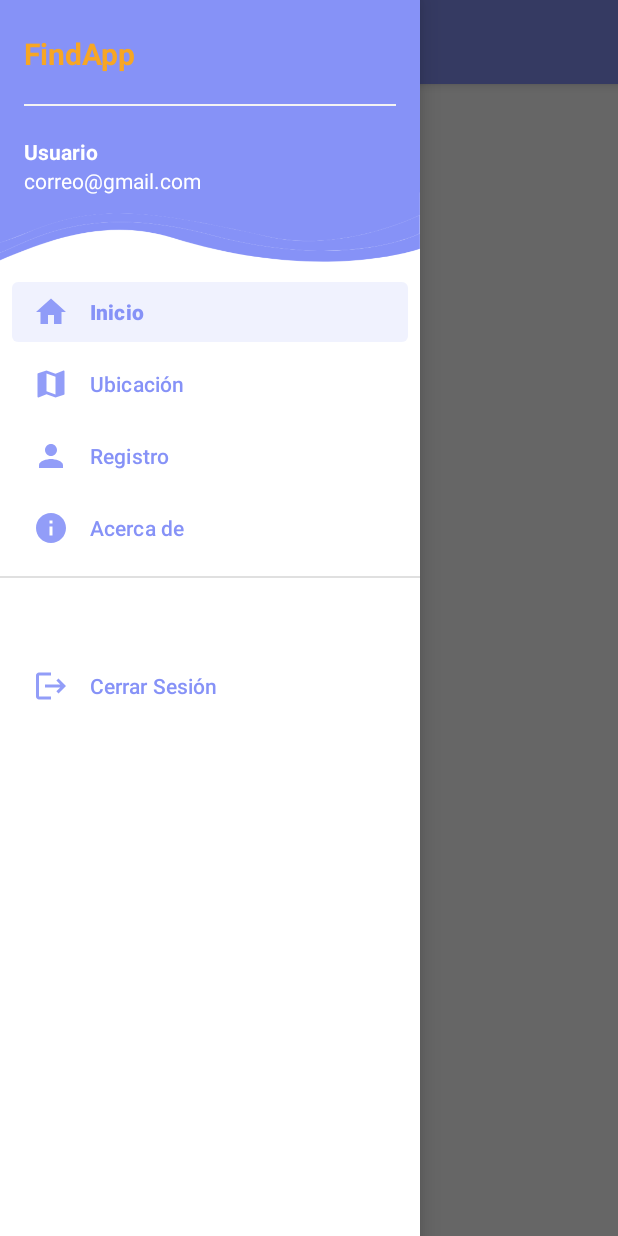
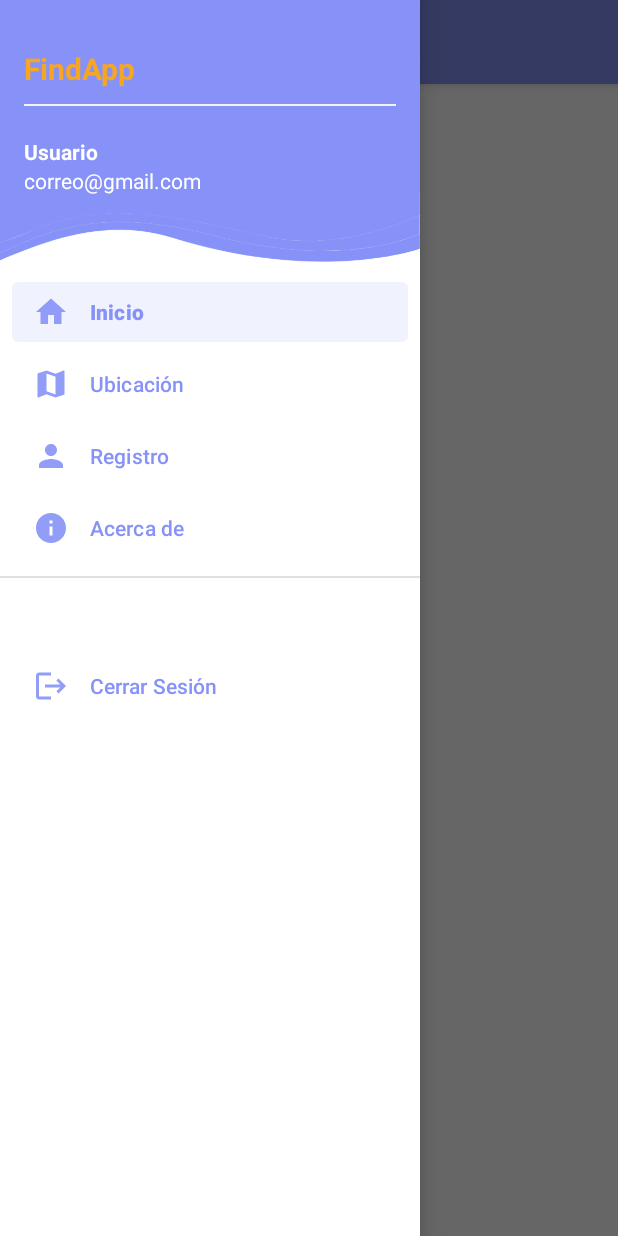
Before and after one commit to Nestor-DS/FindApp, an Android app: the MainActivity screen opened directly, with no data from a screen before it, with the side drawer open, on a phone screen of 412 x 824 dp. Run offline under Robolectric (Android 15) with nearby library versions, the phone set to English and light mode, and no system bars; 1 statement that could not run was skipped.

Commit message:
Actualizacion de menu

```diff
--- a/app/src/main/res/layout/nav_header.xml
+++ b/app/src/main/res/layout/nav_header.xml
@@ -22,7 +22,7 @@
         android:textColor="#f7a624"
         android:textSize="20dp"
         android:textStyle="bold"
-        android:layout_marginBottom="20dp"
+        android:layout_marginBottom="10dp"
         />
 
     <View
```
